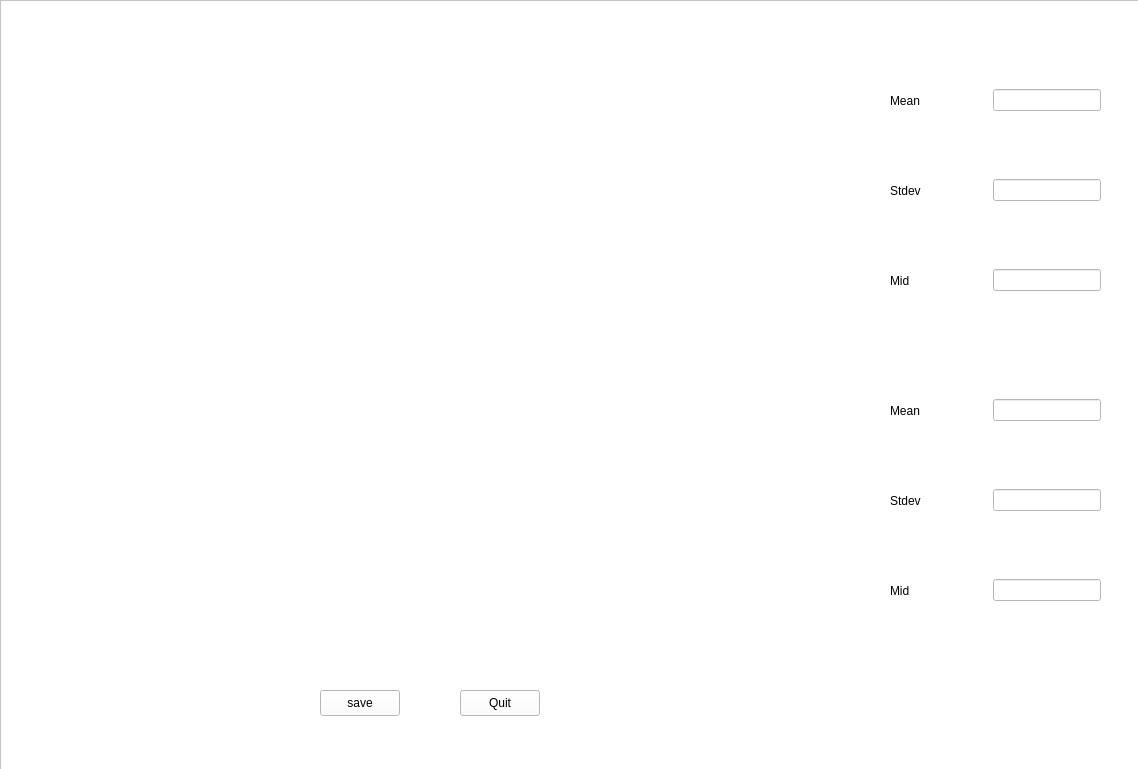
Zrealshadow/digitalpicture, file histogram.ui: the form before one commit.
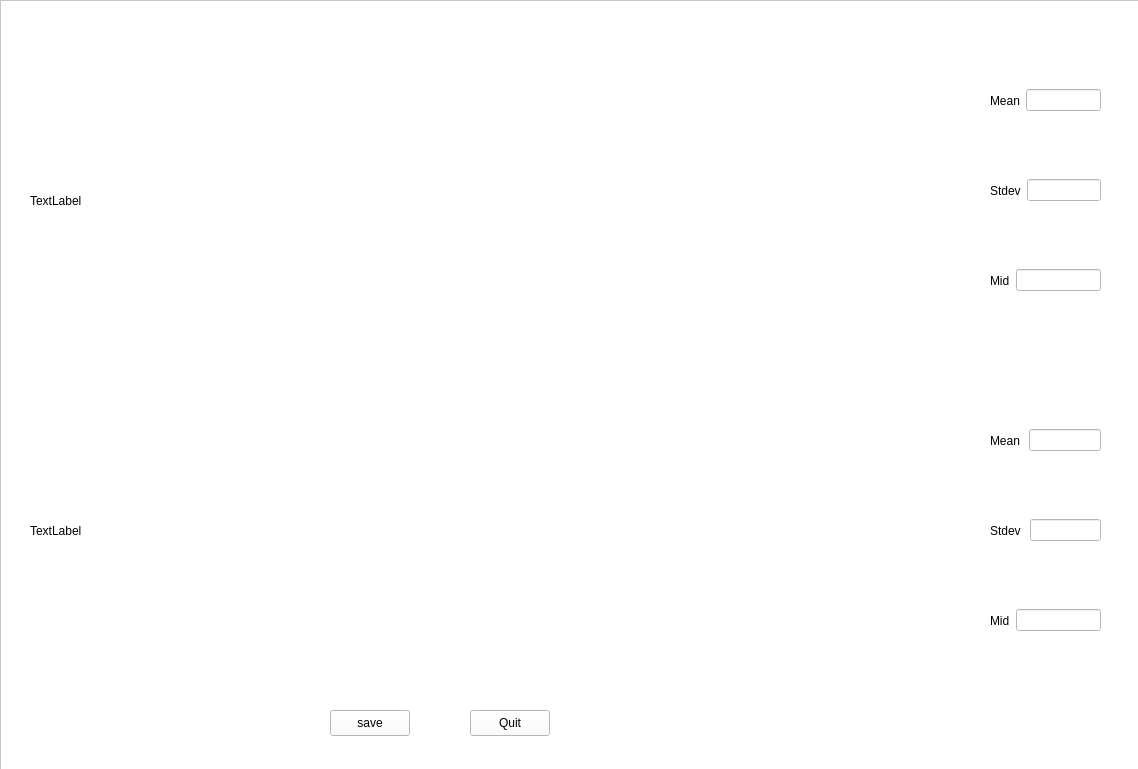
The form after the commit. Custom widgets are drawn as their Qt base class.

Patch:
```diff
--- a/histogram.ui
+++ b/histogram.ui
@@ -40,28 +40,28 @@
    <widget class="QCustomPlot" name="hist_2" native="true">
     <property name="geometry">
      <rect>
-      <x>20</x>
-      <y>360</y>
-      <width>861</width>
-      <height>290</height>
+      <x>390</x>
+      <y>379</y>
+      <width>591</width>
+      <height>301</height>
      </rect>
     </property>
    </widget>
    <widget class="QCustomPlot" name="hist_1" native="true">
     <property name="geometry">
      <rect>
-      <x>20</x>
+      <x>390</x>
       <y>50</y>
-      <width>861</width>
-      <height>291</height>
+      <width>591</width>
+      <height>301</height>
      </rect>
     </property>
    </widget>
    <widget class="QPushButton" name="quit">
     <property name="geometry">
      <rect>
-      <x>460</x>
-      <y>690</y>
+      <x>470</x>
+      <y>710</y>
       <width>80</width>
       <height>26</height>
      </rect>
@@ -73,8 +73,8 @@
    <widget class="QPushButton" name="pushButton">
     <property name="geometry">
      <rect>
-      <x>320</x>
-      <y>690</y>
+      <x>330</x>
+      <y>710</y>
       <width>80</width>
       <height>26</height>
      </rect>
@@ -86,9 +86,9 @@
    <widget class="QWidget" name="horizontalLayoutWidget_71">
     <property name="geometry">
      <rect>
-      <x>890</x>
+      <x>990</x>
       <y>70</y>
-      <width>211</width>
+      <width>111</width>
       <height>61</height>
      </rect>
     </property>
@@ -100,19 +100,6 @@
        </property>
       </widget>
      </item>
-     <item>
-      <spacer name="horizontalSpacer_124">
-       <property name="orientation">
-        <enum>Qt::Horizontal</enum>
-       </property>
-       <property name="sizeHint" stdset="0">
-        <size>
-         <width>40</width>
-         <height>20</height>
-        </size>
-       </property>
-      </spacer>
-     </item>
      <item>
       <widget class="QLineEdit" name="mean_Hist_img"/>
      </item>
@@ -121,9 +108,9 @@
    <widget class="QWidget" name="horizontalLayoutWidget_72">
     <property name="geometry">
      <rect>
-      <x>890</x>
+      <x>990</x>
       <y>160</y>
-      <width>211</width>
+      <width>111</width>
       <height>61</height>
      </rect>
     </property>
@@ -135,19 +122,6 @@
        </property>
       </widget>
      </item>
-     <item>
-      <spacer name="horizontalSpacer_125">
-       <property name="orientation">
-        <enum>Qt::Horizontal</enum>
-       </property>
-       <property name="sizeHint" stdset="0">
-        <size>
-         <width>40</width>
-         <height>20</height>
-        </size>
-       </property>
-      </spacer>
-     </item>
      <item>
       <widget class="QLineEdit" name="stdev_Hist_img"/>
      </item>
@@ -156,9 +130,9 @@
    <widget class="QWidget" name="horizontalLayoutWidget_73">
     <property name="geometry">
      <rect>
-      <x>890</x>
+      <x>990</x>
       <y>250</y>
-      <width>211</width>
+      <width>111</width>
       <height>61</height>
      </rect>
     </property>
@@ -170,19 +144,6 @@
        </property>
       </widget>
      </item>
-     <item>
-      <spacer name="horizontalSpacer_126">
-       <property name="orientation">
-        <enum>Qt::Horizontal</enum>
-       </property>
-       <property name="sizeHint" stdset="0">
-        <size>
-         <width>40</width>
-         <height>20</height>
-        </size>
-       </property>
-      </spacer>
-     </item>
      <item>
       <widget class="QLineEdit" name="mid_Hist_img"/>
      </item>
@@ -191,9 +152,9 @@
    <widget class="QWidget" name="horizontalLayoutWidget_74">
     <property name="geometry">
      <rect>
-      <x>890</x>
-      <y>380</y>
-      <width>211</width>
+      <x>990</x>
+      <y>410</y>
+      <width>111</width>
       <height>61</height>
      </rect>
     </property>
@@ -226,9 +187,9 @@
    <widget class="QWidget" name="horizontalLayoutWidget_75">
     <property name="geometry">
      <rect>
-      <x>890</x>
-      <y>560</y>
-      <width>211</width>
+      <x>990</x>
+      <y>590</y>
+      <width>111</width>
       <height>61</height>
      </rect>
     </property>
@@ -240,19 +201,6 @@
        </property>
       </widget>
      </item>
-     <item>
-      <spacer name="horizontalSpacer_131">
-       <property name="orientation">
-        <enum>Qt::Horizontal</enum>
-       </property>
-       <property name="sizeHint" stdset="0">
-        <size>
-         <width>40</width>
-         <height>20</height>
-        </size>
-       </property>
-      </spacer>
-     </item>
      <item>
       <widget class="QLineEdit" name="mid_Hist_new_img"/>
      </item>
@@ -261,9 +209,9 @@
    <widget class="QWidget" name="horizontalLayoutWidget_76">
     <property name="geometry">
      <rect>
-      <x>890</x>
-      <y>470</y>
-      <width>211</width>
+      <x>990</x>
+      <y>500</y>
+      <width>111</width>
       <height>61</height>
      </rect>
     </property>
@@ -293,6 +241,32 @@
      </item>
     </layout>
    </widget>
+   <widget class="QLabel" name="cmp_img">
+    <property name="geometry">
+     <rect>
+      <x>30</x>
+      <y>50</y>
+      <width>341</width>
+      <height>301</height>
+     </rect>
+    </property>
+    <property name="text">
+     <string>TextLabel</string>
+    </property>
+   </widget>
+   <widget class="QLabel" name="cmp_new_img">
+    <property name="geometry">
+     <rect>
+      <x>30</x>
+      <y>380</y>
+      <width>341</width>
+      <height>301</height>
+     </rect>
+    </property>
+    <property name="text">
+     <string>TextLabel</string>
+    </property>
+   </widget>
   </widget>
  </widget>
  <customwidgets>
```
